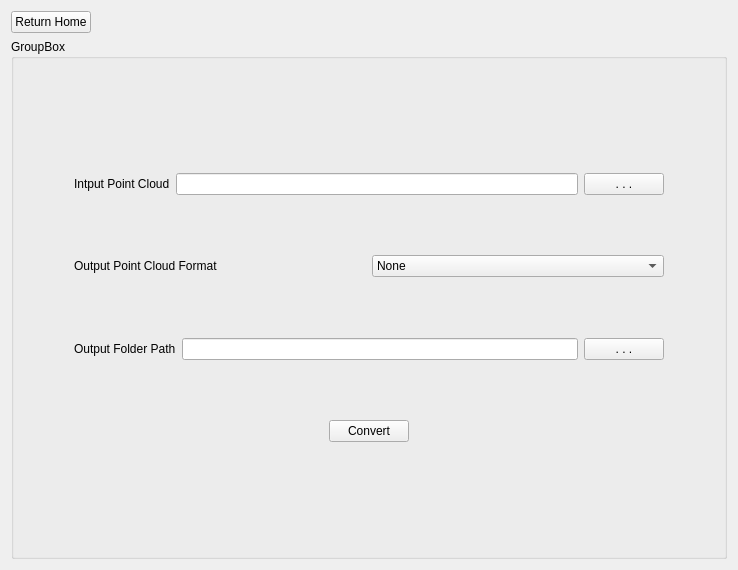
Old version of the form ui/cloud_convert_widget.ui in the repository btsd321/point_clound_process.
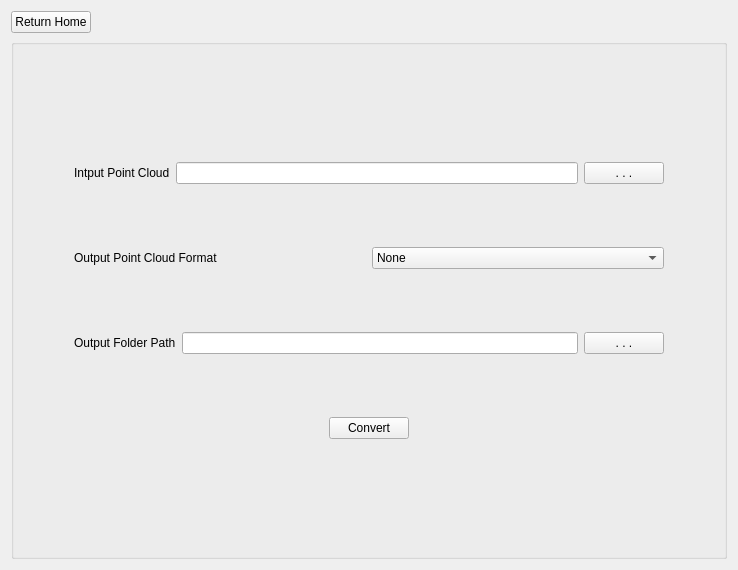
New version of the form.

```diff
--- a/ui/cloud_convert_widget.ui
+++ b/ui/cloud_convert_widget.ui
@@ -41,7 +41,7 @@
    <item>
     <widget class="QGroupBox" name="groupBox">
      <property name="title">
-      <string>GroupBox</string>
+      <string/>
      </property>
      <layout class="QVBoxLayout" name="verticalLayout">
       <property name="leftMargin">
```
Left out of the diff: 2 changed lines with no effect on the pictures.
